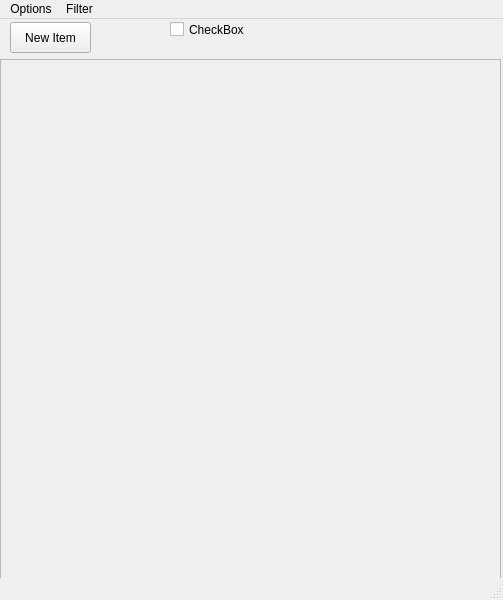
The window that mainwindow.ui (CosmoD0G/ToDoList) describes before a commit, drawn with Qt 5.
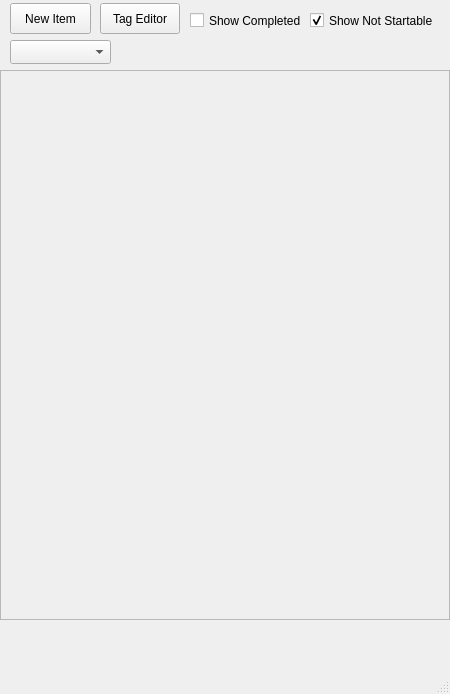
The same window after the commit.

Commit message: done spring break work, everything except subtasks menu

Patch:
```diff
--- a/mainwindow.ui
+++ b/mainwindow.ui
@@ -6,10 +6,28 @@
    <rect>
     <x>0</x>
     <y>0</y>
-    <width>503</width>
-    <height>600</height>
+    <width>450</width>
+    <height>694</height>
    </rect>
   </property>
+  <property name="sizePolicy">
+   <sizepolicy hsizetype="Fixed" vsizetype="Preferred">
+    <horstretch>0</horstretch>
+    <verstretch>0</verstretch>
+   </sizepolicy>
+  </property>
+  <property name="minimumSize">
+   <size>
+    <width>450</width>
+    <height>0</height>
+   </size>
+  </property>
+  <property name="maximumSize">
+   <size>
+    <width>450</width>
+    <height>16777215</height>
+   </size>
+  </property>
   <property name="windowTitle">
    <string>MainWindow</string>
   </property>
@@ -30,25 +48,46 @@
    <widget class="QCheckBox" name="checkBox">
     <property name="geometry">
      <rect>
-      <x>170</x>
-      <y>0</y>
-      <width>131</width>
+      <x>190</x>
+      <y>10</y>
+      <width>111</width>
       <height>21</height>
      </rect>
     </property>
     <property name="text">
-     <string>CheckBox</string>
+     <string>Show Completed</string>
     </property>
    </widget>
    <widget class="QScrollArea" name="scrollArea">
     <property name="geometry">
      <rect>
       <x>0</x>
-      <y>40</y>
-      <width>501</width>
-      <height>521</height>
+      <y>70</y>
+      <width>450</width>
+      <height>550</height>
      </rect>
     </property>
+    <property name="sizePolicy">
+     <sizepolicy hsizetype="Fixed" vsizetype="Maximum">
+      <horstretch>0</horstretch>
+      <verstretch>0</verstretch>
+     </sizepolicy>
+    </property>
+    <property name="minimumSize">
+     <size>
+      <width>0</width>
+      <height>550</height>
+     </size>
+    </property>
+    <property name="maximumSize">
+     <size>
+      <width>450</width>
+      <height>16777215</height>
+     </size>
+    </property>
+    <property name="horizontalScrollBarPolicy">
+     <enum>Qt::ScrollBarPolicy::ScrollBarAlwaysOff</enum>
+    </property>
     <property name="widgetResizable">
      <bool>true</bool>
     </property>
@@ -57,35 +96,64 @@
       <rect>
        <x>0</x>
        <y>0</y>
-       <width>499</width>
-       <height>519</height>
+       <width>448</width>
+       <height>548</height>
       </rect>
      </property>
     </widget>
    </widget>
-  </widget>
-  <widget class="QMenuBar" name="menubar">
-   <property name="geometry">
-    <rect>
-     <x>0</x>
-     <y>0</y>
-     <width>503</width>
-     <height>21</height>
-    </rect>
-   </property>
-   <widget class="QMenu" name="menuTo_Do_List">
-    <property name="title">
-     <string>Options</string>
+   <widget class="QPushButton" name="pushButton_2">
+    <property name="geometry">
+     <rect>
+      <x>100</x>
+      <y>3</y>
+      <width>80</width>
+      <height>31</height>
+     </rect>
     </property>
-    <addaction name="actionTags"/>
+    <property name="text">
+     <string>Tag Editor</string>
+    </property>
    </widget>
-   <widget class="QMenu" name="menuFilter">
-    <property name="title">
-     <string>Filter</string>
+   <widget class="QCheckBox" name="checkNotStartable">
+    <property name="geometry">
+     <rect>
+      <x>310</x>
+      <y>10</y>
+      <width>131</width>
+      <height>21</height>
+     </rect>
     </property>
+    <property name="text">
+     <string>Show Not Startable</string>
+    </property>
+    <property name="checked">
+     <bool>true</bool>
+    </property>
    </widget>
-   <addaction name="menuTo_Do_List"/>
-   <addaction name="menuFilter"/>
+   <widget class="QComboBox" name="comboBox">
+    <property name="geometry">
+     <rect>
+      <x>10</x>
+      <y>40</y>
+      <width>101</width>
+      <height>24</height>
+     </rect>
+    </property>
+   </widget>
+   <widget class="QLabel" name="labelTags">
+    <property name="geometry">
+     <rect>
+      <x>120</x>
+      <y>45</y>
+      <width>311</width>
+      <height>16</height>
+     </rect>
+    </property>
+    <property name="text">
+     <string/>
+    </property>
+   </widget>
   </widget>
   <widget class="QStatusBar" name="statusbar"/>
   <action name="actionTags">
```
Left out of the diff: 8 changed lines with no effect on the pictures. The commit also changes 22 other files.
